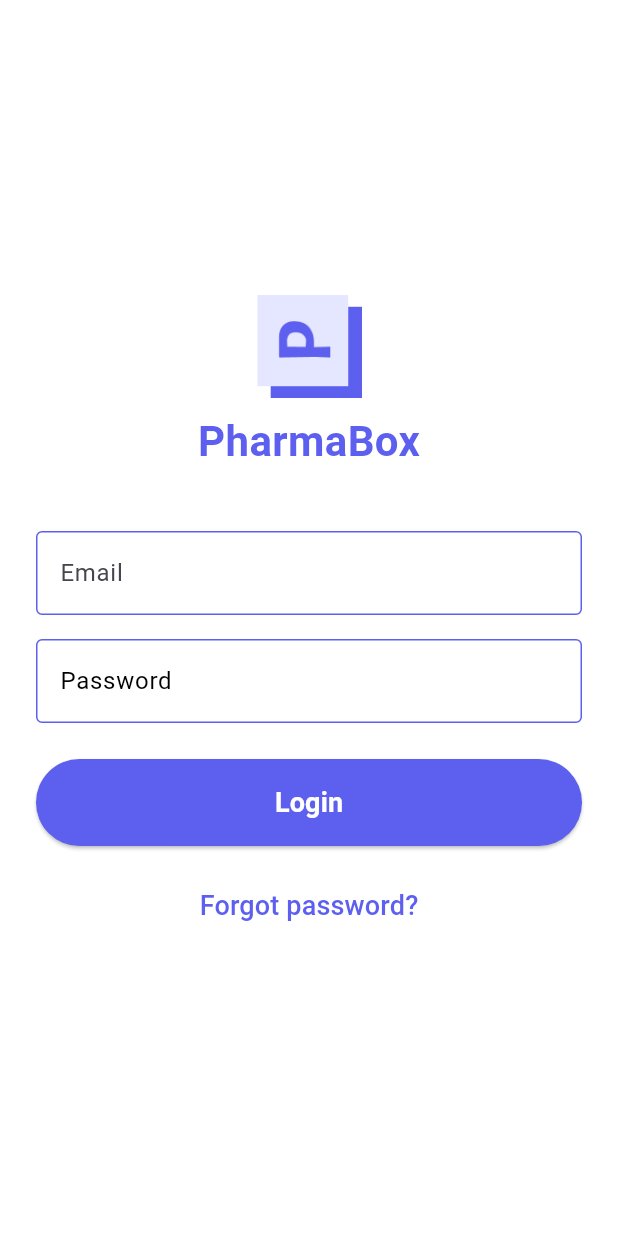
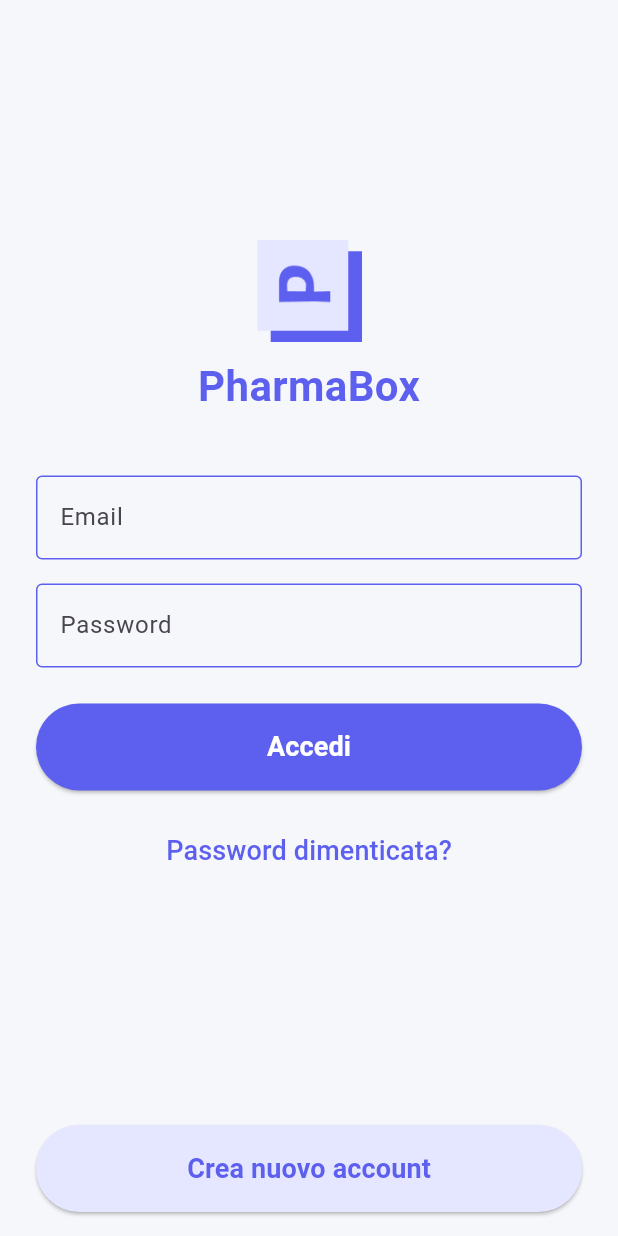
Before and after one commit to anish77/PharmaBox, a Flutter app: the screen it shows after launch, on a phone screen of 412 x 824 dp. Run offline on Flutter 3.47's test engine with Material 3 defaults, Android fonts, the phone set to English and light mode, and no system bars; our stand-ins replace firebase_core, flutter_riverpod; accounts and stored records are empty.

Commit message:
add firebase create new account page

```diff
--- a/lib/main.dart
+++ b/lib/main.dart
@@ -1,9 +1,13 @@
 import 'package:flutter/material.dart';
+import 'package:firebase_core/firebase_core.dart';
+import 'firebase_options.dart';
 import 'package:pharma_box/data/constants.dart';
 import 'package:pharma_box/screens/login_page.dart';
 import 'package:flutter_riverpod/flutter_riverpod.dart';
 
-void main() {
+void main() async {
+  WidgetsFlutterBinding.ensureInitialized();
+  await Firebase.initializeApp(options: DefaultFirebaseOptions.currentPlatform);
   runApp(const ProviderScope(child: MyApp()));
 }
 
--- a/lib/screens/login_page.dart
+++ b/lib/screens/login_page.dart
@@ -1,18 +1,50 @@
 import 'package:flutter/material.dart';
 import 'package:pharma_box/data/constants.dart';
+import 'package:pharma_box/screens/new_account_page.dart';
+import 'package:pharma_box/widgets/custom_button.dart';
 
-class LoginPage extends StatelessWidget {
+class LoginPage extends StatefulWidget {
   const LoginPage({super.key});
+
+  @override
+  State<LoginPage> createState() {
+    return _LoginPageState();
+  }
+}
+
+class _LoginPageState extends State<LoginPage> {
+  final _form = GlobalKey<FormState>();
+  bool _isLogin = true; // Toggle between login and signup
+  var _enteredEmail = '';
+  var _enteredPassword = '';
+
+  void _submitLogin() {
+    final isValid = _form.currentState?.validate();
+    /*
+    if (!isValid) {
+      return;
+    }
+
+    _form.currentSatte.save();
+
+    */
+  }
 
   @override
   Widget build(BuildContext context) {
     return Scaffold(
-      backgroundColor: Colors.white,
-      body: Padding(
+      body: SafeArea(
+        child: Padding(
           padding: const EdgeInsets.symmetric(horizontal: 24.0),
+          child: Column(
+            mainAxisAlignment: MainAxisAlignment.spaceBetween,
+            children: [
+              // Contenuto centrale
+              Expanded(
                 child: Center(
                   child: SingleChildScrollView(
                     child: Column(
+                      mainAxisSize: MainAxisSize.min,
                       children: [
                         // Logo + Brand Name
                         Column(
@@ -41,9 +73,6 @@ class LoginPage extends StatelessWidget {
                             focusedBorder: OutlineInputBorder(
                               borderSide: BorderSide(color: kPrimary),
                             ),
-                    disabledBorder: OutlineInputBorder(
-                      borderSide: BorderSide(color: kPrimary),
-                    ),
                           ),
                           keyboardType: TextInputType.emailAddress,
                           autocorrect: false,
@@ -53,25 +82,20 @@ class LoginPage extends StatelessWidget {
                                 !value.contains('@')) {
                               return kEmailError;
                             }
-                    return null; // Valid email
+                            return null;
                           },
                         ),
-
                         const SizedBox(height: 16),
 
                         // Password field
                         TextFormField(
                           decoration: const InputDecoration(
                             labelText: 'Password',
-                    labelStyle: TextStyle(color: Colors.black),
                             border: OutlineInputBorder(),
                             enabledBorder: OutlineInputBorder(
                               borderSide: BorderSide(color: kPrimary),
                             ),
                             focusedBorder: OutlineInputBorder(
-                      borderSide: BorderSide(color: kPrimary),
-                    ),
-                    disabledBorder: OutlineInputBorder(
                               borderSide: BorderSide(color: kPrimary),
                             ),
                           ),
@@ -80,44 +104,25 @@ class LoginPage extends StatelessWidget {
                             if (value == null || value.trim().length < 6) {
                               return kPasswordError;
                             }
-                    return null; // Valid password
+                            return null;
                           },
                         ),
                         const SizedBox(height: 24),
 
                         // Login Button
-                SizedBox(
-                  width: double.infinity,
-                  child: ElevatedButton(
-                    onPressed: () {
-                      // Azione login
-                    },
-                    style: ElevatedButton.styleFrom(
+                        CustomButton(
+                          title: "Accedi",
+                          titleColor: Colors.white,
                           backgroundColor: kPrimary,
-                      padding: const EdgeInsets.symmetric(vertical: 16),
-                      shape: RoundedRectangleBorder(
-                        borderRadius: BorderRadius.circular(32),
-                      ),
-                    ),
-                    child: const Text(
-                      'Login',
-                      style: TextStyle(
-                        fontSize: 18,
-                        color: Colors.white,
-                        fontWeight: FontWeight.bold,
-                      ),
-                    ),
-                  ),
+                          onPressed: () {},
                         ),
                         const SizedBox(height: 16),
 
                         // Forgot password
                         TextButton(
-                  onPressed: () {
-                    // Azione recupero password
-                  },
+                          onPressed: () {},
                           child: const Text(
-                    'Forgot password?',
+                            'Password dimenticata?',
                             style: TextStyle(color: kPrimary, fontSize: 18),
                           ),
                         ),
@@ -126,6 +131,27 @@ class LoginPage extends StatelessWidget {
                   ),
                 ),
               ),
+
+              // Bottone in fondo
+              Padding(
+                padding: const EdgeInsets.only(bottom: 16),
+                child: CustomButton(
+                  title: "Crea nuovo account",
+
+                  titleColor: kPrimary,
+                  backgroundColor: kSecondary,
+                  onPressed: () {
+                    Navigator.push(
+                      context,
+                      MaterialPageRoute(builder: (ctx) => NewAccountPage()),
+                    );
+                  },
+                ),
+              ),
+            ],
+          ),
+        ),
+      ),
     );
   }
 }
--- /dev/null
+++ b/lib/widgets/custom_button.dart
@@ -0,0 +1,41 @@
+import 'package:flutter/material.dart';
+
+class CustomButton extends StatelessWidget {
+  final String title;
+  final Color titleColor;
+  final Color backgroundColor;
+  final VoidCallback onPressed;
+
+  const CustomButton({
+    super.key,
+    required this.title,
+    required this.titleColor,
+    required this.backgroundColor,
+    required this.onPressed,
+  });
+
+  @override
+  Widget build(BuildContext context) {
+    return SizedBox(
+      width: double.infinity,
+      child: ElevatedButton(
+        onPressed: onPressed,
+        style: ElevatedButton.styleFrom(
+          backgroundColor: backgroundColor,
+          padding: const EdgeInsets.symmetric(vertical: 16),
+          shape: RoundedRectangleBorder(
+            borderRadius: BorderRadius.circular(32),
+          ),
+        ),
+        child: Text(
+          title,
+          style: TextStyle(
+            fontSize: 18,
+            color: titleColor,
+            fontWeight: FontWeight.bold,
+          ),
+        ),
+      ),
+    );
+  }
+}
--- a/pubspec.yaml
+++ b/pubspec.yaml
@@ -18,6 +18,8 @@ dependencies:
   cupertino_icons: ^1.0.8
   flutter_riverpod: ^2.6.1
   google_fonts: ^6.2.1
+  firebase_core: ^4.0.0
+  firebase_auth: ^6.0.0
 
 dev_dependencies:
   flutter_test:
```
Also changed, not shown: firepit-log.txt (added, +25 -0 lines), lib/screens/new_account_page.dart (added, +109 -0 lines), lib/widgets/custom_text_form_field.dart (added, +43 -0 lines), firebase.json (added), lib/firebase_options.dart (added), pubspec.lock, 10 other files. Lines whose indentation alone changed are shown as unchanged.
